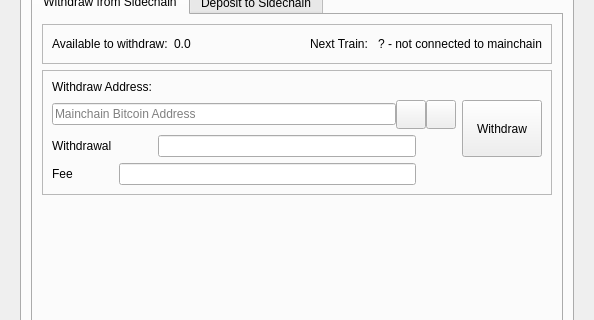
The window that src/qt/forms/sidechainpage.ui (skydogenet/sidechains) describes before a commit, drawn with Qt 5; both pictures show x 0 to 594 and y 139 to 459 of the 594 by 553 pixel window.
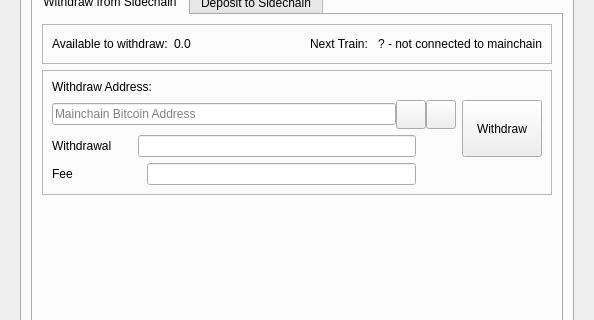
The same window after the commit. Icons and pictures are not drawn. Custom widgets are drawn as their Qt base class.

Commit message: WT^ explorer refactoring & spacing fix

What changed in the file:
```diff
--- a/src/qt/forms/sidechainpage.ui
+++ b/src/qt/forms/sidechainpage.ui
@@ -187,7 +187,7 @@
                       </property>
                       <property name="sizeHint" stdset="0">
                        <size>
-                        <width>40</width>
+                        <width>68</width>
                         <height>20</height>
                        </size>
                       </property>
@@ -303,7 +303,7 @@
                       </property>
                       <property name="sizeHint" stdset="0">
                        <size>
-                        <width>40</width>
+                        <width>20</width>
                         <height>20</height>
                        </size>
                       </property>
```
The commit also changes 1 other file.
